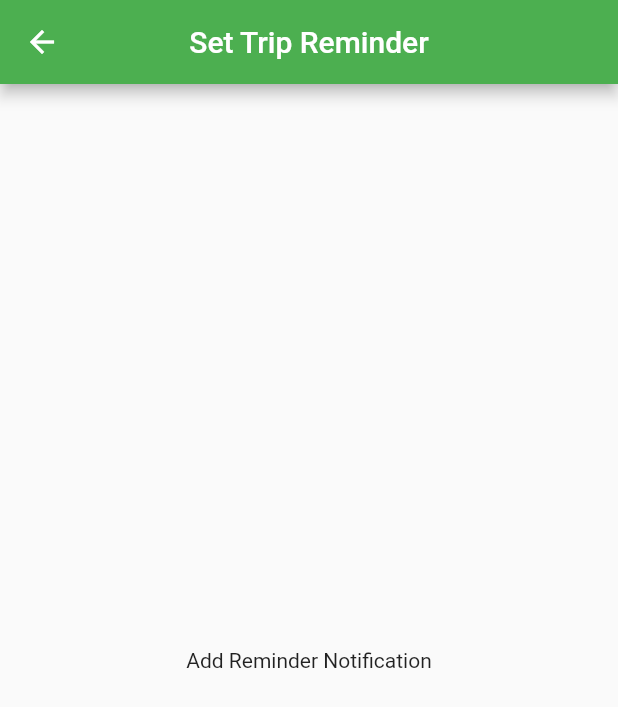
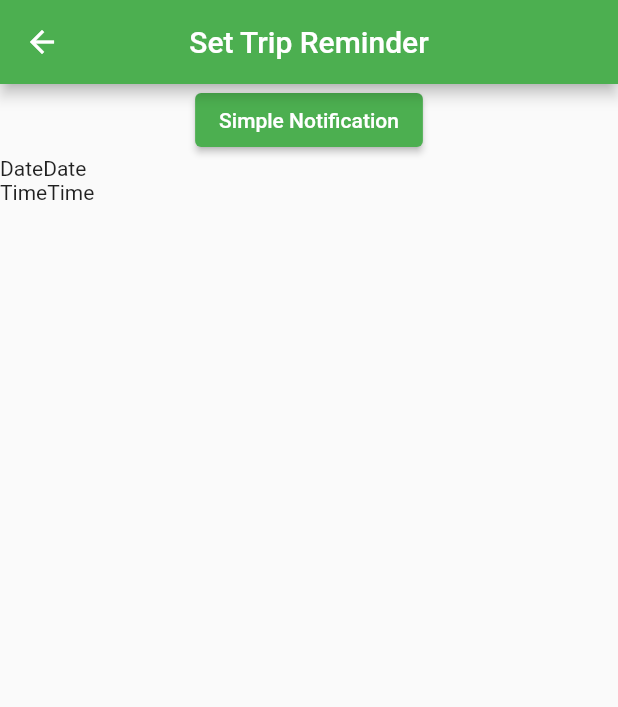
Before and after one commit to mariya0900/wanderlust, a Flutter app: the TripSetReminder screen opened by its route, on a phone screen of 412 x 824 dp. Shown: the top 707 px of the screen. Run offline on Flutter 3.47's test engine with Material 2 defaults, Android fonts, the phone set to English and light mode, and no system bars; our stand-ins replace flutter_local_notifications, timezone.

Commit message:
Added Notification Class

```diff
--- a/wanderlust_app/lib/main.dart
+++ b/wanderlust_app/lib/main.dart
@@ -8,9 +8,13 @@ import 'pages/trip_destination_map_page.dart';
 import 'pages/trip_gallery_page.dart';
 import 'pages/trip_itinerary_page.dart';
 import 'pages/trip_set_reminder_page.dart';
+import 'package:flutter_local_notifications/flutter_local_notifications.dart';
+import 'package:timezone/data/latest.dart' as tz;
+import 'package:timezone/timezone.dart' as tz;
 
 void main() {
   runApp(const MyApp());
+  tz.initializeTimeZones();
 }
 
 class MyApp extends StatelessWidget {
--- a/wanderlust_app/lib/pages/trip_set_reminder_page.dart
+++ b/wanderlust_app/lib/pages/trip_set_reminder_page.dart
@@ -1,18 +1,46 @@
 import 'package:flutter/material.dart';
 
+import 'notification.dart';
 
-class TripSetReminder extends StatelessWidget{
+class TripSetReminder extends StatelessWidget {
   @override
-  Widget build(BuildContext context){
+  Widget build(BuildContext context) {
     return Scaffold(
-      appBar: AppBar(
-        title: Text('Set Trip Reminder'),
-        centerTitle: true,
-        automaticallyImplyLeading: true,
-      ),
-
-      body: Center(child: Text('Add Reminder Notification')),
-      //body:  SetNotificationWidget(),
-    );
+        appBar: AppBar(
+          title: Text('Set Trip Reminder'),
+          centerTitle: true,
+          automaticallyImplyLeading: true,
+        ),
+        body: Center(
+            child: Column(
+          children: [
+            Container(
+                //Picture of activity
+                child: ElevatedButton(
+              onPressed: () {
+                TripNotification(context).showNotification();
+              },
+              child: Text("Simple Notification"),
+            )),
+            Row(
+              children: [
+                Text("Date"
+                    //Date picker label
+                    ),
+                Text("Date"),
+                //
+              ],
+            ),
+            Row(
+              children: [
+                Text("Time"
+                    //Time picker label
+                    ),
+                Text("Time"),
+                //
+              ],
+            ),
+          ],
+        )));
   }
 }
--- a/wanderlust_app/pubspec.yaml
+++ b/wanderlust_app/pubspec.yaml
@@ -29,6 +29,7 @@ environment:
 dependencies:
   flutter:
     sdk: flutter
+  flutter_local_notifications:
 
   #firebase_core:
   #cloud_firestore:
```
Also changed, not shown: wanderlust_app/lib/pages/notification.dart (added, +45 -0 lines), 1 other file.
